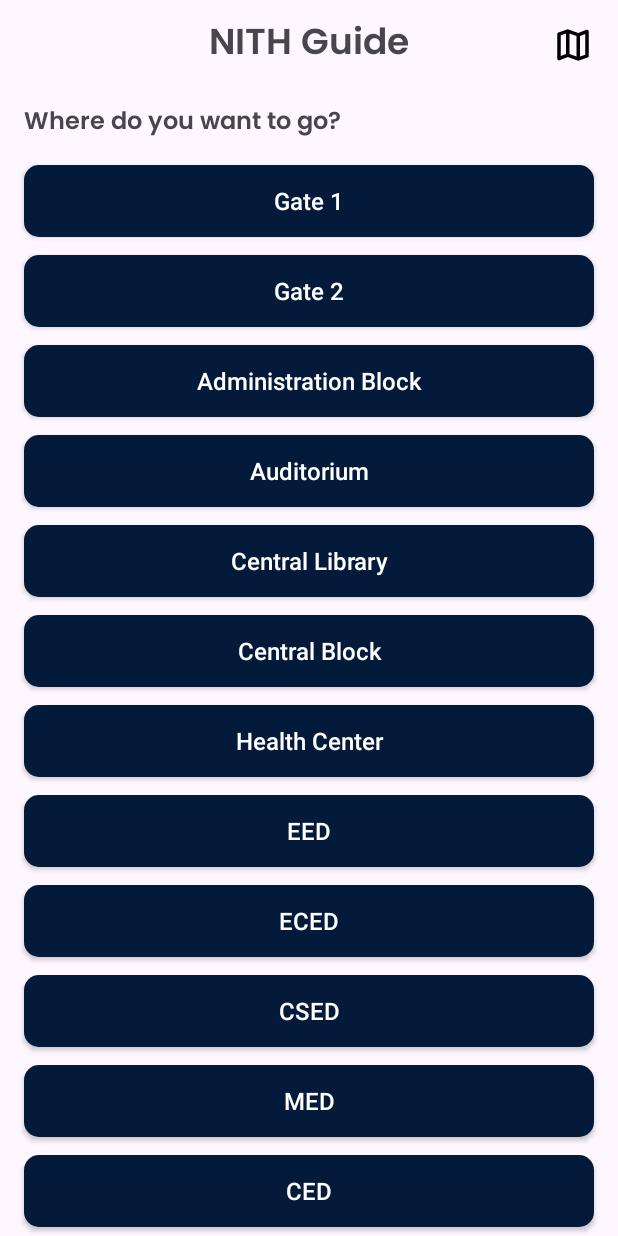
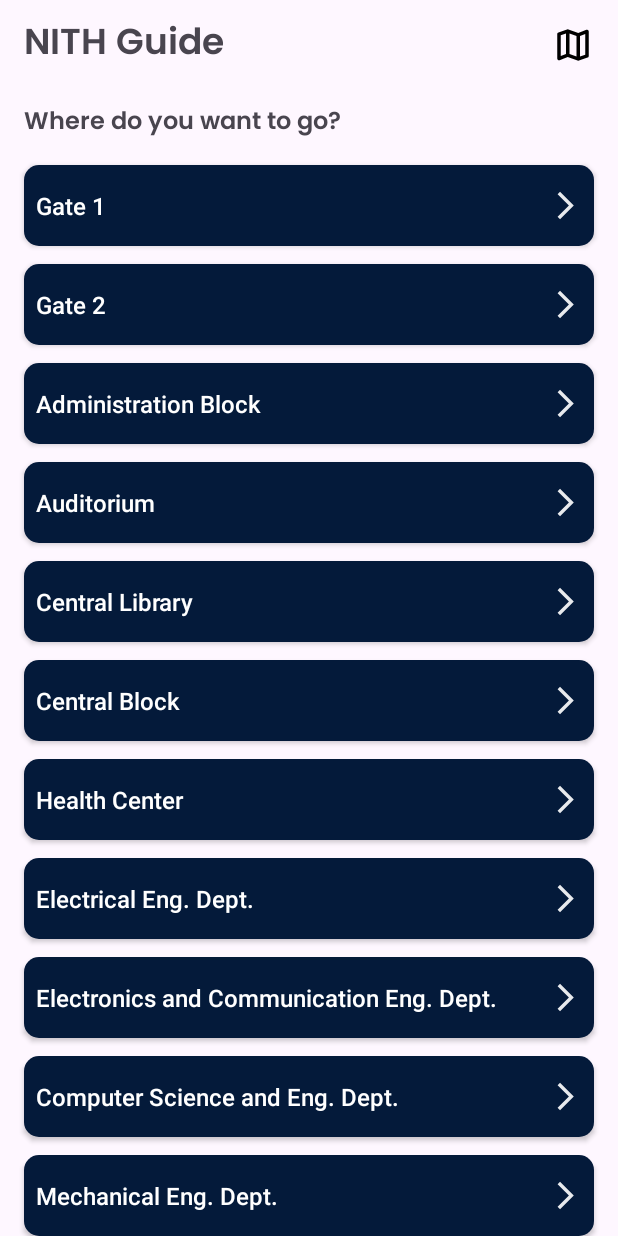
Before and after one commit to adityasood04/NITH-Guide, an Android app: the screen it shows after launch (MainActivity), on a phone screen of 412 x 824 dp. Run offline under Robolectric (Android 15) with nearby library versions, the light colour scheme and no system bars.

Commit message:
Fix Current location.

```diff
--- a/app/src/main/AndroidManifest.xml
+++ b/app/src/main/AndroidManifest.xml
@@ -4,6 +4,7 @@
 
     <uses-permission android:name="android.permission.INTERNET" />
     <uses-permission android:name="android.permission.ACCESS_FINE_LOCATION" />
+    <uses-permission android:name="android.permission.ACCESS_COARSE_LOCATION"/>
 
     <application
         android:allowBackup="true"
--- a/app/src/main/java/com/example/nithguide/MainActivity.java
+++ b/app/src/main/java/com/example/nithguide/MainActivity.java
@@ -1,5 +1,6 @@
 package com.example.nithguide;
 
+import android.app.ProgressDialog;
 import android.content.Context;
 import android.content.Intent;
 import android.content.pm.PackageManager;
@@ -9,6 +10,8 @@ import android.location.Location;
 import android.location.LocationManager;
 import android.os.Bundle;
 import android.provider.Settings;
+import android.util.Log;
+import android.view.View;
 import android.widget.Toast;
 
 import androidx.activity.EdgeToEdge;
@@ -24,8 +27,10 @@ import com.example.nithguide.adapters.LocationsAdapter;
 import com.example.nithguide.databinding.ActivityMainBinding;
 import com.google.android.gms.location.FusedLocationProviderClient;
 import com.google.android.gms.location.LocationCallback;
+import com.google.android.gms.location.LocationRequest;
 import com.google.android.gms.location.LocationResult;
 import com.google.android.gms.location.LocationServices;
+import com.google.android.material.snackbar.Snackbar;
 
 import java.util.ArrayList;
 import java.util.HashMap;
@@ -35,6 +40,7 @@ import java.util.Locale;
 public class MainActivity extends AppCompatActivity {
     ActivityMainBinding binding;
     private String currentLocation;
+    private ProgressDialog progressDialog;
 
     private static final int REQUEST_LOCATION_PERMISSION = 1;
     private FusedLocationProviderClient mFusedLocationProviderClient;
@@ -45,7 +51,7 @@ public class MainActivity extends AppCompatActivity {
 
     ArrayList<String> locations = new ArrayList<>();
     HashMap<String , String> coordinatesMap = new HashMap<>();
-
+    Snackbar snackbar;
 
 
     @Override
@@ -64,20 +70,20 @@ public class MainActivity extends AppCompatActivity {
         locations.add("Central Library");
         locations.add("Central Block");
         locations.add("Health Center");
-        locations.add("EED");
-        locations.add("ECED");
-        locations.add("CSED");
-        locations.add("MED");
-        locations.add("CED");
-        locations.add("PHYD");
-        locations.add("CHEMD");
-        locations.add("MSD");
-        locations.add("MNCD");
+        locations.add("Electrical Eng. Dept.");
+        locations.add("Electronics and Communication Eng. Dept.");
+        locations.add("Computer Science and Eng. Dept.");
+        locations.add("Mechanical Eng. Dept.");
+        locations.add("Civil Eng. Dept.");
+        locations.add("Physics Dept.");
+        locations.add("Chemical Eng. Dept");
+        locations.add("Material Science Dept.");
+        locations.add("Mathematics and Scientific Computing");
         locations.add("Architecture Department");
-        locations.add("KBH");
-        locations.add("AGH");
-        locations.add("SP");
-        locations.add("OAT");
+        locations.add("Kailash Boys Hostel");
+        locations.add("Ambika Girls Hostel");
+        locations.add("Students Park");
+        locations.add("Open air theatre");
         locations.add("NITH Ground");
 
 
@@ -88,21 +94,21 @@ public class MainActivity extends AppCompatActivity {
         coordinatesMap.put("Central Library","31.707149508347, 76.52685828667752");
         coordinatesMap.put("Central Block","31.707549772997243, 76.52801368892406");
         coordinatesMap.put("Health Center","31.70617193420401, 76.52771865049216");
-        coordinatesMap.put("EED","31.708085400003576, 76.5271815531355");
-        coordinatesMap.put("ECED","31.708109772830227, 76.52647808576009");
-        coordinatesMap.put("CSED","31.70851407397333, 76.52701776228302");
-        coordinatesMap.put("MED","31.708903034644, 76.52670840431122");
-        coordinatesMap.put("CED","31.709144878905, 76.52730340702821");
-        coordinatesMap.put("PHYD","31.707984917458457, 76.52663048685703");
-        coordinatesMap.put("CHEMD","31.708085400003576, 76.5271815531355");
-        coordinatesMap.put("MSD","31.708032556621895, 76.52652131865193");
-        coordinatesMap.put("MNCD","31.708425511985663, 76.5276463632699");
+        coordinatesMap.put("Electrical Eng. Dept.","31.708085400003576, 76.5271815531355");
+        coordinatesMap.put("Electronics and Communication Eng. Dept.","31.70813262048218, 76.5265409887605");
+        coordinatesMap.put("Computer Science and Eng. Dept.","31.70851407397333, 76.52701776228302");
+        coordinatesMap.put("Mechanical Eng. Dept.","31.708903034644, 76.52670840431122");
+        coordinatesMap.put("Civil Eng. Dept.","31.709144878905, 76.52730340702821");
+        coordinatesMap.put("Physics Dept.","31.70797416477527, 76.52661849164565");
+        coordinatesMap.put("Chemical Eng. Dept","31.708325106584287, 76.52611847303176");
+        coordinatesMap.put("Material Science Dept.","31.707619790108954, 76.52792399973634");
+        coordinatesMap.put("Mathematics and Scientific Computing","31.708443539991, 76.5276638254619");
         coordinatesMap.put("Architecture Department","31.709099884671755, 76.52625003184772");
-        coordinatesMap.put("KBH","31.710606994978843, 76.52660411380484");
-        coordinatesMap.put("AGH","31.703996709191138, 76.52536551973783");
-        coordinatesMap.put("SP","31.707121474493064, 76.52844713483385");
-        coordinatesMap.put("OAT","31.70696584790547, 76.52749762818713");
-        coordinatesMap.put("NITH Ground","31.70621256652986, 76.52479377889479");
+        coordinatesMap.put("Kailash Boys Hostel","31.71059356898743, 76.52662886032971");
+        coordinatesMap.put("Ambika Girls Hostel","31.703996709191138, 76.52536551973783");
+        coordinatesMap.put("Students Park","31.707145160821206, 76.52849531025659");
+        coordinatesMap.put("Open air theatre","31.70531806369203, 76.52518493127135");
+        coordinatesMap.put("NITH Ground","31.706161666422613, 76.52479654402494");
 
         LocationsAdapter adapter =  new LocationsAdapter(MainActivity.this, locations, new LocationsAdapter.Listener() {
             @Override
@@ -123,6 +129,7 @@ public class MainActivity extends AppCompatActivity {
         locationCallback = new LocationCallback() {
             @Override
             public void onLocationResult(LocationResult locationResult) {
+                Log.i(TAG, "onLocationResult: location callback");
                 if (locationResult == null) {
                     return;
                 }
@@ -130,7 +137,23 @@ public class MainActivity extends AppCompatActivity {
                     double latitude = location.getLatitude();
                     double longitude = location.getLongitude();
                     currentLocation = latitude + "," + longitude;
-                    Toast.makeText(MainActivity.this, "Current Location: " + latitude + ", " + longitude, Toast.LENGTH_SHORT).show();
+//                    Toast.makeText(MainActivity.this, "Current Location: " + latitude + ", " + longitude, Toast.LENGTH_SHORT).show();
+                }
+                if(progressDialog!= null){
+                    snackbar = Snackbar.make(binding.getRoot(),"Location fetched successfully. Click on a destination.",Snackbar.LENGTH_SHORT).setAction("Okay", new View.OnClickListener() {
+                        @Override
+                        public void onClick(View view) {
+                            if(snackbar!= null)
+                                snackbar.dismiss();
+                        }
+                    });
+                    snackbar.setBackgroundTint(getColor(R.color.white));
+                    snackbar.setTextColor(getColor(R.color.black));
+                    snackbar.setActionTextColor(getColor(R.color.blue));
+                    snackbar.show();
+//                    Toast.makeText(MainActivity.this, "Location fetched successfully. Click on a destination.", Toast.LENGTH_SHORT).show();
+                    progressDialog.dismiss();
+                    progressDialog = null;
                 }
             }
         };
@@ -165,29 +188,33 @@ public class MainActivity extends AppCompatActivity {
         return locationManager.isProviderEnabled(LocationManager.GPS_PROVIDER) ||
                 locationManager.isProviderEnabled(LocationManager.NETWORK_PROVIDER);
     }
+String TAG = "main";
+    private void getCurrentLocation() {
+        Log.i(TAG, "getCurrentLocation: called");
+        if (checkPermissions()) {
+            Log.i(TAG, "checkpermission: passes");
 
-    private void getCurrentLocation() {
-        if (checkPermissions()) {
             if (isLocationEnabled()) {
+                Log.i(TAG, "getCurrentLocation: location is enabled");
                 if (ActivityCompat.checkSelfPermission(this, android.Manifest.permission.ACCESS_FINE_LOCATION) != PackageManager.PERMISSION_GRANTED && ActivityCompat.checkSelfPermission(this, android.Manifest.permission.ACCESS_COARSE_LOCATION) != PackageManager.PERMISSION_GRANTED) {
+                    Log.i(TAG, "getCurrentLocation: requesting permissions");
                     requestPermissions();
                     return;
                 }
-                mFusedLocationProviderClient.getLastLocation().addOnCompleteListener(task -> {
-                    Location location = task.getResult();
 
-                    if (location != null) {
-                        Geocoder geocoder = new Geocoder(MainActivity.this, Locale.getDefault());
-                        try {
-                            List<Address> list = geocoder.getFromLocation(location.getLatitude(), location.getLongitude(), 1);
-                            currentLocation = list.get(0).getLatitude()+","+list.get(0).getLongitude();
-                            launchMaps(currentLocation,destinationCoor);
-                        } catch (Exception e) {
-                            e.printStackTrace();
-                        }
-                    }
-                });
-            } else {
+                if(currentLocation == null){
+                    progressDialog = new ProgressDialog(this);
+                    progressDialog.setMessage("Fetching your location. Please wait...");
+                    progressDialog.setCancelable(false);
+                    progressDialog.show();
+                    requestLocation();
+                    return;
+                }
+                launchMaps(currentLocation, destinationCoor);
+
+
+            }
+            else {
                 Toast.makeText(this, "Please give location permissions", Toast.LENGTH_SHORT).show();
                 Intent i = new Intent(Settings.ACTION_LOCATION_SOURCE_SETTINGS);
                 startActivity(i);
@@ -209,6 +236,26 @@ public class MainActivity extends AppCompatActivity {
                 ActivityCompat.checkSelfPermission(this, android.Manifest.permission.ACCESS_COARSE_LOCATION) == PackageManager.PERMISSION_GRANTED;
     }
 
+
+    private LocationRequest createLocationRequest() {
+        LocationRequest locationRequest = LocationRequest.create();
+        locationRequest.setPriority(LocationRequest.PRIORITY_HIGH_ACCURACY);
+        locationRequest.setInterval(10000); // Update location every 10 seconds
+        return locationRequest;
+    }
+
+
+    private void requestLocation() {
+        if (ActivityCompat.checkSelfPermission(this, android.Manifest.permission.ACCESS_FINE_LOCATION)
+                != PackageManager.PERMISSION_GRANTED) {
+            ActivityCompat.requestPermissions(this,
+                    new String[]{android.Manifest.permission.ACCESS_FINE_LOCATION},
+                    REQUEST_LOCATION_PERMISSION);
+        } else {
+            mFusedLocationProviderClient.requestLocationUpdates(createLocationRequest(), locationCallback, null);
+        }
+    }
+
     @Override
     public void onRequestPermissionsResult(int requestCode, @NonNull String[] permissions, @NonNull int[] grantResults) {
         if (requestCode == 1) {
@@ -222,4 +269,10 @@ public class MainActivity extends AppCompatActivity {
     }
 
 
+
+    @Override
+    protected void onDestroy() {
+        super.onDestroy();
+        mFusedLocationProviderClient.removeLocationUpdates(locationCallback);
+    }
 }
--- /dev/null
+++ b/app/src/main/res/drawable-nodpi/arrowright.xml
@@ -0,0 +1,9 @@
+<vector xmlns:android="http://schemas.android.com/apk/res/android"
+    android:width="22dp"
+    android:height="22dp"
+    android:viewportWidth="960"
+    android:viewportHeight="960">
+  <path
+      android:pathData="m321,880 l-71,-71 329,-329 -329,-329 71,-71 400,400L321,880Z"
+      android:fillColor="#e8eaed"/>
+</vector>
--- a/app/src/main/res/drawable/btn_bg.xml
+++ b/app/src/main/res/drawable/btn_bg.xml
@@ -1,5 +1,5 @@
 <?xml version="1.0" encoding="utf-8"?>
 <shape xmlns:android="http://schemas.android.com/apk/res/android">
-<solid android:color="#041A3A"/>
+<solid android:color="@color/blue"/>
     <corners android:radius="10dp"/>
 </shape>
--- a/app/src/main/res/layout/activity_main.xml
+++ b/app/src/main/res/layout/activity_main.xml
@@ -16,13 +16,13 @@
             android:id="@+id/textView"
             android:layout_width="wrap_content"
             android:layout_height="wrap_content"
-            android:layout_margin="8dp"
+            android:layout_marginVertical="8dp"
+            android:layout_marginHorizontal="16dp"
             android:fontFamily="@font/poppins_semibold"
             android:gravity="center"
             android:text="NITH Guide"
             android:textSize="24sp"
             app:layout_constraintBottom_toBottomOf="parent"
-            app:layout_constraintEnd_toEndOf="parent"
             app:layout_constraintStart_toStartOf="parent"
             app:layout_constraintTop_toTopOf="parent"
             app:layout_constraintVertical_bias="0.5" />
--- a/app/src/main/res/layout/activity_map_view.xml
+++ b/app/src/main/res/layout/activity_map_view.xml
@@ -21,7 +21,7 @@
         android:src="@drawable/back"
         android:background="@drawable/bg_main"
         android:layout_marginVertical="12dp"
-        android:layout_marginHorizontal="8dp"
+        android:layout_marginStart="12dp"
         android:padding="12dp"
         android:id="@+id/btnBack"/>
 
--- a/app/src/main/res/layout/btn_item.xml
+++ b/app/src/main/res/layout/btn_item.xml
@@ -7,6 +7,10 @@
     android:layout_height="wrap_content"
     android:background="@drawable/btn_bg"
     android:text=""
+    android:gravity="start|center_vertical"
+    android:paddingHorizontal="8dp"
+    android:paddingVertical="16dp"
+    android:drawableEnd="@drawable/arrowright"
     android:textSize="16sp"
     android:layout_marginVertical="6dp"
     android:layout_marginHorizontal="16dp"
--- a/app/src/main/res/values/colors.xml
+++ b/app/src/main/res/values/colors.xml
@@ -2,4 +2,5 @@
 <resources>
     <color name="black">#FF000000</color>
     <color name="white">#FFFFFFFF</color>
+    <color name="blue">#041A3A</color>
 </resources>
```
